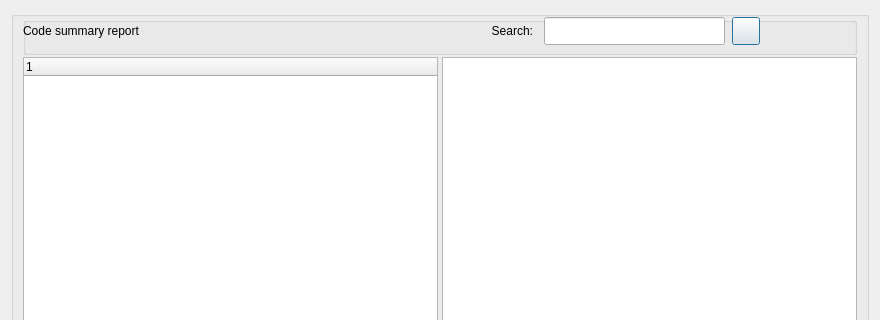
First picture: the form in src/GUI_UIs/ui_dialog_report_code_summary.ui, repository ccbogel/QualCoder, before the edit; both pictures show x 0 to 880 and y 0 to 320 of the 880 by 670 pixel window.
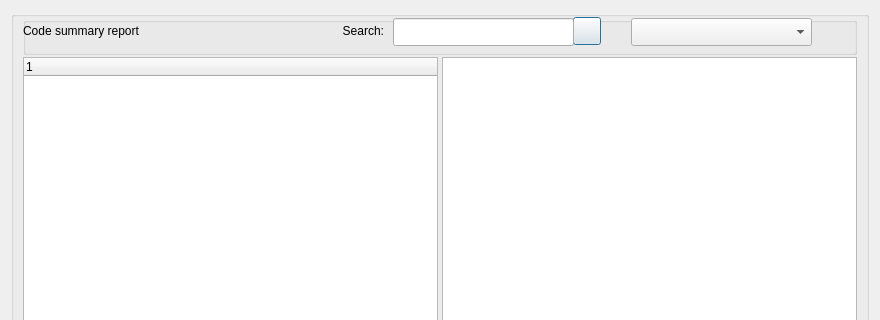
Second picture: the form after the edit.

Commit message: Added stopwords widget

```diff
--- a/src/GUI_UIs/ui_dialog_report_code_summary.ui
+++ b/src/GUI_UIs/ui_dialog_report_code_summary.ui
@@ -64,7 +64,7 @@
         <widget class="QPushButton" name="pushButton_search_next">
          <property name="geometry">
           <rect>
-           <x>709</x>
+           <x>550</x>
            <y>0</y>
            <width>28</width>
            <height>28</height>
@@ -80,8 +80,8 @@
         <widget class="QLineEdit" name="lineEdit_search_results">
          <property name="geometry">
           <rect>
-           <x>521</x>
-           <y>0</y>
+           <x>370</x>
+           <y>1</y>
            <width>181</width>
            <height>28</height>
           </rect>
@@ -93,9 +93,9 @@
         <widget class="QLabel" name="label_search_results">
          <property name="geometry">
           <rect>
-           <x>379</x>
+           <x>260</x>
            <y>0</y>
-           <width>131</width>
+           <width>101</width>
            <height>28</height>
           </rect>
          </property>
@@ -114,7 +114,7 @@
           <rect>
            <x>0</x>
            <y>0</y>
-           <width>271</width>
+           <width>241</width>
            <height>28</height>
           </rect>
          </property>
@@ -134,6 +134,19 @@
           <string>Code summary report</string>
          </property>
         </widget>
+        <widget class="QComboBox" name="comboBox_stopwords">
+         <property name="geometry">
+          <rect>
+           <x>608</x>
+           <y>1</y>
+           <width>181</width>
+           <height>28</height>
+          </rect>
+         </property>
+         <property name="toolTip">
+          <string>Select stopwords list by language</string>
+         </property>
+        </widget>
        </widget>
       </item>
      </layout>
```
